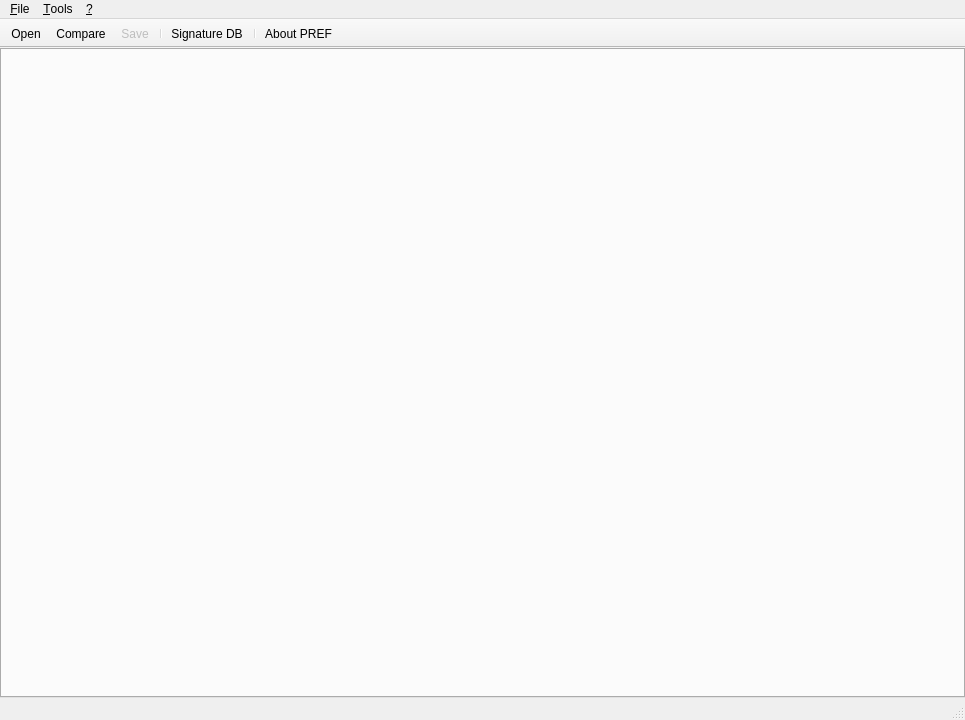
Old version of the form mainwindow.ui in the repository PREF/PREF.
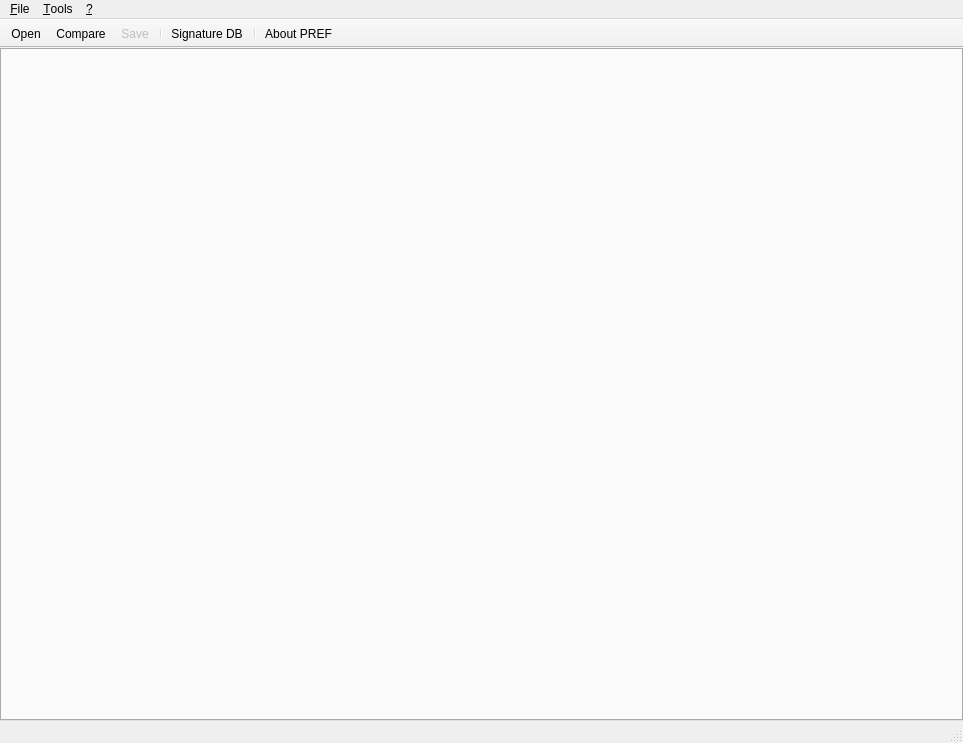
New version of the form. Icons and pictures are not drawn. Custom widgets are drawn as their Qt base class.

Patch:
```diff
--- a/mainwindow.ui
+++ b/mainwindow.ui
@@ -6,8 +6,8 @@
    <rect>
     <x>0</x>
     <y>0</y>
-    <width>965</width>
-    <height>720</height>
+    <width>963</width>
+    <height>743</height>
    </rect>
   </property>
   <property name="windowTitle">
@@ -39,7 +39,7 @@
     <rect>
      <x>0</x>
      <y>0</y>
-     <width>965</width>
+     <width>963</width>
      <height>22</height>
     </rect>
    </property>
```
